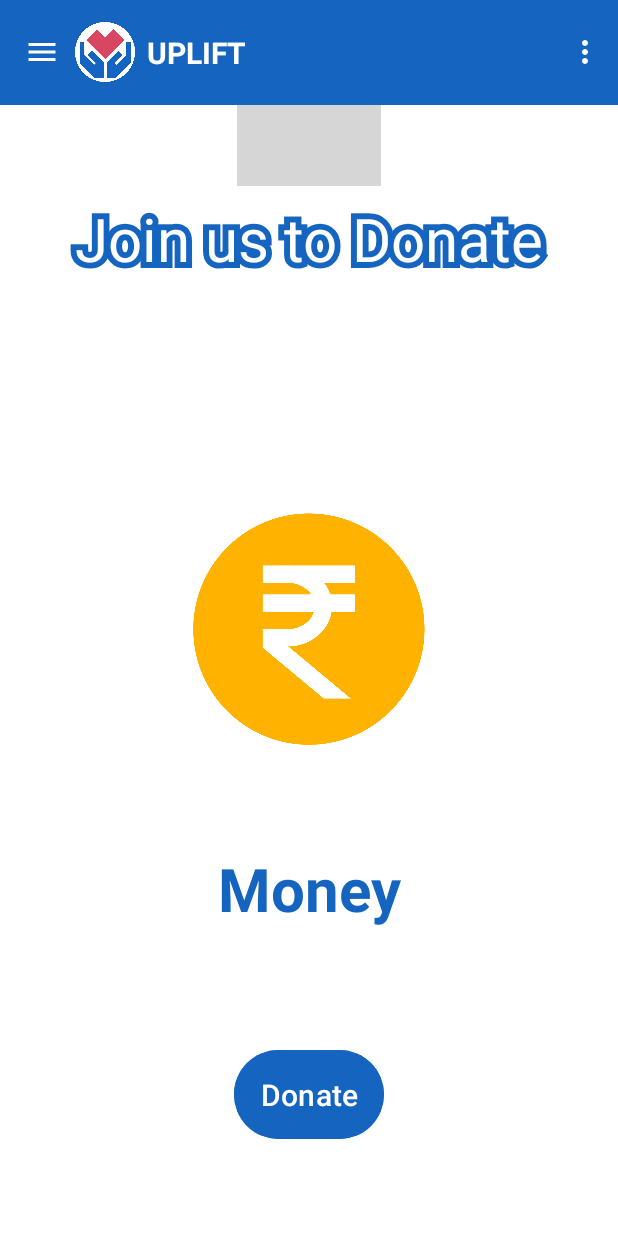
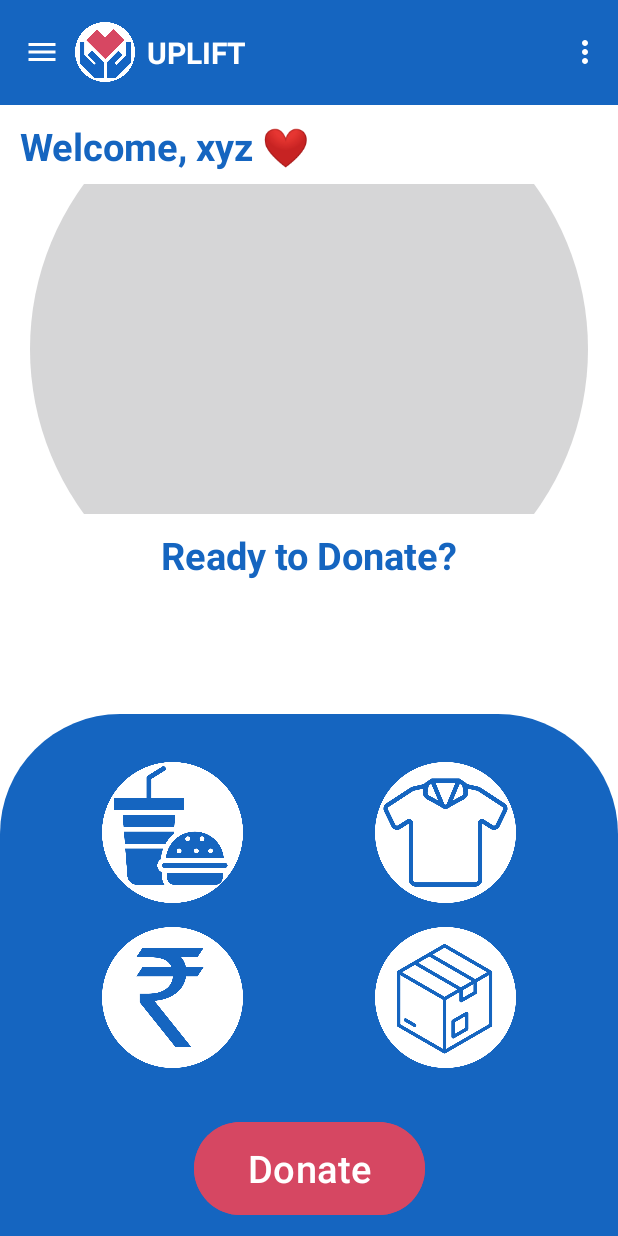
Before and after one commit to sohan-beniwal/Uplift, an Android app: the screen it shows after launch (MainActivity), on a phone screen of 412 x 824 dp. Run offline under Robolectric (Android 15) with nearby library versions, the phone set to English and light mode, and no system bars; grey boxes are pictures that could not be loaded.

Commit message:
Updated Home Screen

```diff
--- a/app/src/main/java/com/example/uplift/MainActivity.kt
+++ b/app/src/main/java/com/example/uplift/MainActivity.kt
@@ -1,41 +1,37 @@
 package com.example.uplift
 
+import android.graphics.BitmapFactory
 import android.os.Bundle
 import android.os.Handler
 import android.os.Looper
 import android.widget.FrameLayout
 import android.widget.ImageSwitcher
 import android.widget.ImageView
-import android.widget.TextSwitcher
-import android.widget.TextView
 import androidx.appcompat.app.AppCompatActivity
-import androidx.core.content.ContextCompat
+import androidx.core.graphics.drawable.RoundedBitmapDrawable
+import androidx.core.graphics.drawable.RoundedBitmapDrawableFactory
 
 class MainActivity : AppCompatActivity() {
 
     private lateinit var imageSwitcher: ImageSwitcher
-    private lateinit var textSwitcher: TextSwitcher
     private var currentIndex = 0
 
-    // Arrays for names and images
-    private val namesArray = arrayOf("Food", "Clothes", "Money", "Other")
+    // Arrays for images
     private val imagesArray = arrayOf(
-        R.drawable.food,
-        R.drawable.cloth,
-        R.drawable.money,
-        R.drawable.other
+        R.drawable.heading_1,
+        R.drawable.heading_2,
+        R.drawable.heading_3
     )
 
     // Handler for scheduling switching
     private val handler = Handler(Looper.getMainLooper())
     private val switchRunnable = object : Runnable {
         override fun run() {
-            // Update to the next item
-            currentIndex = (currentIndex + 1) % namesArray.size
+            // Increment the index and reset if it exceeds the bounds
+            currentIndex = (currentIndex + 1) % imagesArray.size
 
-            // Set new text and image
-            textSwitcher.setText(namesArray[currentIndex])
-            imageSwitcher.setImageResource(imagesArray[currentIndex])
+            // Set the next image with rounded corners
+            setImageWithRoundedCorners(imagesArray[currentIndex])
 
             // Schedule the next switch
             handler.postDelayed(this, 3000)
@@ -45,16 +41,6 @@ class MainActivity : AppCompatActivity() {
     override fun onCreate(savedInstanceState: Bundle?) {
         super.onCreate(savedInstanceState)
         setContentView(R.layout.activity_main)
-
-        // Initialize TextSwitcher
-        textSwitcher = findViewById(R.id.switch_text)
-        textSwitcher.setFactory {
-            TextView(this).apply {
-                textSize = 40f
-                setTypeface(null, android.graphics.Typeface.BOLD)
-                setTextColor(ContextCompat.getColor(this@MainActivity, R.color.app_bar_color))
-            }
-        }
 
         // Initialize ImageSwitcher
         imageSwitcher = findViewById(R.id.imageSwitcher)
@@ -68,13 +54,24 @@ class MainActivity : AppCompatActivity() {
             }
         }
 
-
-        // Set initial text and image
-        textSwitcher.setText(namesArray[currentIndex])
-        imageSwitcher.setImageResource(imagesArray[currentIndex])
+        // Set the initial image with rounded corners
+        setImageWithRoundedCorners(imagesArray[currentIndex])
 
         // Start switching automatically
         handler.postDelayed(switchRunnable, 3000)
+    }
+
+    private fun setImageWithRoundedCorners(imageResId: Int) {
+        // Load the image as a Bitmap
+        val bitmap = BitmapFactory.decodeResource(resources, imageResId)
+
+        // Create a RoundedBitmapDrawable
+        val roundedBitmapDrawable = RoundedBitmapDrawableFactory.create(resources, bitmap)
+        roundedBitmapDrawable.isCircular = false  // Set to false to get rounded corners, not a circle
+        roundedBitmapDrawable.cornerRadius = 300f  // Set corner radius
+
+        // Set the image with rounded corners to ImageSwitcher
+        imageSwitcher.setImageDrawable(roundedBitmapDrawable)
     }
 
     override fun onDestroy() {
--- /dev/null
+++ b/app/src/main/res/drawable/round_card.xml
@@ -0,0 +1,8 @@
+<shape xmlns:android="http://schemas.android.com/apk/res/android">
+    <solid android:color="@color/app_bar_color" /> <!-- Background color -->
+    <corners
+        android:topLeftRadius="80dp"
+        android:topRightRadius="80dp"
+        android:bottomLeftRadius="0dp"
+        android:bottomRightRadius="0dp" />
+</shape>
--- a/app/src/main/res/layout/activity_main.xml
+++ b/app/src/main/res/layout/activity_main.xml
@@ -13,73 +13,145 @@
         layout="@layout/app_bar"
         android:layout_width="0dp"
         android:layout_height="70dp"
-        app:layout_constraintTop_toTopOf="parent"
-        app:layout_constraintBottom_toTopOf="@id/heading"
-        app:layout_constraintStart_toStartOf="parent"
-        app:layout_constraintEnd_toEndOf="parent" />
-
-    <ImageView
-        android:id="@+id/heading"
-        android:layout_width="wrap_content"
-        android:layout_height="0dp"
-        android:paddingTop="10px"
-        android:src="@drawable/heading_2"
-        app:layout_constraintDimensionRatio="16:9"
         app:layout_constraintStart_toStartOf="parent"
         app:layout_constraintEnd_toEndOf="parent"
-        app:layout_constraintTop_toBottomOf="@+id/app_bar"
         />
 
-    <com.example.uplift.uielements.CustomTextView
-        android:id="@+id/outlinedText"
-        android:layout_width="0dp"
+
+    <TextView
+        android:id="@+id/username"
+        android:layout_width="wrap_content"
         android:layout_height="wrap_content"
-        android:text="Join us to Donate"
-        android:padding="10dp"
-        android:textSize="40sp"
-         android:textColor="@android:color/transparent"
-        app:layout_constraintTop_toBottomOf="@id/heading"
+        android:text="Welcome, xyz \u2764\uFE0F"
+        android:textStyle="bold"
+        android:textColor="@color/app_bar_color"
+        android:textSize="25sp"
+        android:layout_marginTop="10sp"
+        app:layout_constraintEnd_toEndOf="parent"
+        app:layout_constraintHorizontal_bias="0.062"
         app:layout_constraintStart_toStartOf="parent"
-        app:layout_constraintEnd_toEndOf="parent" />
+        app:layout_constraintTop_toBottomOf="@+id/app_bar"/>
 
     <ImageSwitcher
         android:id="@+id/imageSwitcher"
-        android:layout_width="160sp"
-        android:layout_height="160sp"
-        android:layout_marginTop="16dp"
+        android:layout_width="match_parent"
+        android:layout_height="220sp"
+        android:layout_marginStart="20dp"
+        android:layout_marginTop="8dp"
+        android:layout_marginEnd="20dp"
         android:inAnimation="@android:anim/slide_in_left"
         android:outAnimation="@android:anim/slide_out_right"
-        app:layout_constraintTop_toBottomOf="@id/outlinedText"
-        app:layout_constraintBottom_toBottomOf="@id/switch_text"
+        app:layout_constraintEnd_toEndOf="parent"
+        app:layout_constraintHorizontal_bias="1.0"
         app:layout_constraintStart_toStartOf="parent"
-        app:layout_constraintEnd_toEndOf="parent" />
+        app:layout_constraintTop_toBottomOf="@id/username" />
 
-    <TextSwitcher
-        android:id="@+id/switch_text"
+
+
+    <TextView
+        android:id="@+id/readytext"
         android:layout_width="wrap_content"
         android:layout_height="wrap_content"
-        android:layout_marginTop="8dp"
-        android:inAnimation="@android:anim/slide_in_left"
-        android:outAnimation="@android:anim/slide_out_right"
+        android:text="Ready to Donate?"
+        android:textStyle="bold"
+        android:textColor="@color/app_bar_color"
+        android:textSize="25sp"
+        app:layout_goneMarginTop="10sp"
+        app:layout_constraintStart_toStartOf="parent"
+        app:layout_constraintEnd_toEndOf="parent"
         app:layout_constraintTop_toBottomOf="@id/imageSwitcher"
-        app:layout_constraintBottom_toTopOf="@id/btn_donate"
+        android:layout_marginTop="10sp"/>
+    <androidx.constraintlayout.widget.ConstraintLayout
+        android:layout_width="match_parent"
+        android:layout_height="wrap_content"
+        android:background="@drawable/round_card"
         app:layout_constraintStart_toStartOf="parent"
-        app:layout_constraintEnd_toEndOf="parent" />
+        app:layout_constraintEnd_toEndOf="parent"
+        app:layout_constraintBottom_toBottomOf="parent">
 
-    <Button
-        android:id="@+id/btn_donate"
-        android:layout_width="100sp"
-        android:layout_height="wrap_content"
-        android:layout_marginTop="16dp"
-        android:padding="16dp"
-        android:backgroundTint="@color/app_bar_color"
-        android:text="Donate"
-        android:textColor="@android:color/white"
-        android:textSize="20sp"
-        app:flow_verticalAlign="bottom"
-        app:layout_constraintBottom_toBottomOf="parent"
-    app:layout_constraintTop_toBottomOf="@id/switch_text"
-    app:layout_constraintStart_toStartOf="parent"
-    app:layout_constraintEnd_toEndOf="parent" />
+        <!-- GridLayout -->
+        <GridLayout
+            android:id="@+id/gridLayout"
+            android:layout_width="match_parent"
+            android:layout_height="wrap_content"
+            android:layout_margin="16dp"
+            android:columnCount="2"
+            android:padding="8dp"
+            android:rowCount="2"
+            app:layout_constraintTop_toTopOf="parent"
+            app:layout_constraintStart_toStartOf="parent"
+            app:layout_constraintEnd_toEndOf="parent"
+            app:layout_constraintBottom_toTopOf="@id/btn_donate">
+
+            <!-- First Image -->
+            <ImageView
+                android:id="@+id/image1"
+                android:layout_width="110sp"
+                android:layout_height="110sp"
+                android:layout_row="0"
+                android:layout_column="0"
+                android:layout_columnWeight="1"
+                android:layout_gravity="center"
+                android:padding="8dp"
+                android:src="@drawable/food_logo" />
+
+            <!-- Second Image -->
+            <ImageView
+                android:id="@+id/image2"
+                android:layout_width="110sp"
+                android:layout_height="110sp"
+                android:layout_row="0"
+                android:layout_column="1"
+                android:layout_columnWeight="1"
+                android:layout_gravity="center"
+                android:contentDescription="Image 2"
+                android:padding="8dp"
+                android:src="@drawable/cloth_logo" />
+
+            <!-- Third Image -->
+            <ImageView
+                android:id="@+id/image3"
+                android:layout_width="110sp"
+                android:layout_height="110sp"
+                android:layout_row="1"
+                android:layout_column="0"
+                android:layout_columnWeight="1"
+                android:layout_gravity="center"
+                android:contentDescription="Image 3"
+                android:padding="8dp"
+                android:src="@drawable/money_logo" />
+
+            <!-- Fourth Image -->
+            <ImageView
+                android:id="@+id/image4"
+                android:layout_width="110sp"
+                android:layout_height="110sp"
+                android:layout_row="1"
+                android:layout_column="1"
+                android:layout_columnWeight="1"
+                android:layout_gravity="center"
+                android:contentDescription="Image 4"
+                android:padding="8dp"
+                android:src="@drawable/other_logo" />
+        </GridLayout>
+
+        <!-- Button -->
+        <Button
+            android:id="@+id/btn_donate"
+            android:layout_width="154dp"
+            android:layout_height="70sp"
+            android:backgroundTint="@color/red"
+            android:text="Donate"
+            android:layout_marginBottom="10dp"
+            android:textColor="@android:color/white"
+            android:textSize="25sp"
+            app:layout_constraintTop_toBottomOf="@id/gridLayout"
+            app:layout_constraintEnd_toEndOf="parent"
+            app:layout_constraintStart_toStartOf="parent"
+            app:layout_constraintBottom_toBottomOf="parent" />
+
+    </androidx.constraintlayout.widget.ConstraintLayout>
+
+
 
 </androidx.constraintlayout.widget.ConstraintLayout>
--- a/app/src/main/res/values/colors.xml
+++ b/app/src/main/res/values/colors.xml
@@ -1,6 +1,7 @@
 <?xml version="1.0" encoding="utf-8"?>
 <resources>
     <color name="black">#FF000000</color>
+    <color name="red">#D64762</color>
     <color name="app_bar_text">#FFFFFFFF</color>
     <color name="app_bar_color">#1565C0</color>
 </resources>
```
Also changed, not shown: app/src/main/res/drawable/cloth.png (deleted), app/src/main/res/drawable/cloth_logo.png (added), app/src/main/res/drawable/food.png (deleted), app/src/main/res/drawable/food_logo.png (added), app/src/main/res/drawable/money.png (deleted), app/src/main/res/drawable/money_logo.png (added), app/src/main/res/drawable/other.png (deleted), app/src/main/res/drawable/other_logo.png (added), 3 other files.
